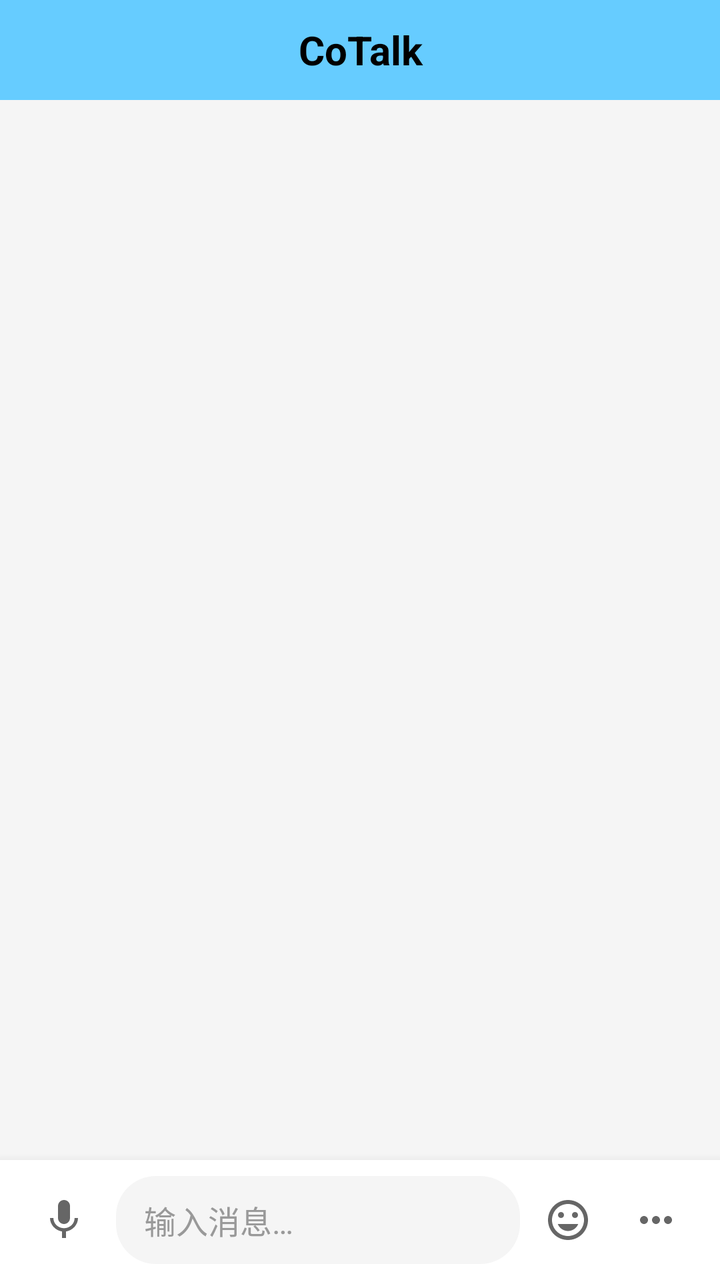
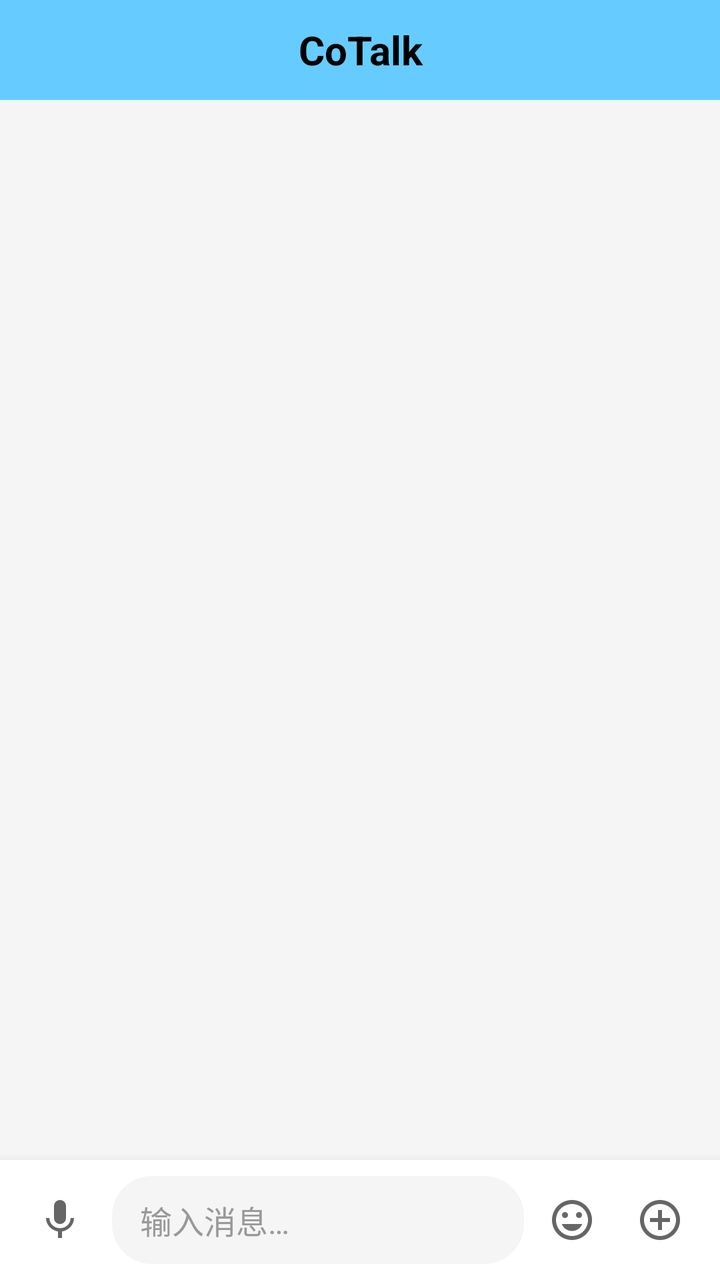

An Android layout rendered at two revisions. The XML below is the earlier revision; the diff shows what the commit changed to produce the second picture.
<!-- AndroidManifest.xml: application theme Theme.CoTalkProject -->
<!-- res/layout/activity_chat.xml -->
<?xml version="1.0" encoding="utf-8"?>
<LinearLayout xmlns:android="http://schemas.android.com/apk/res/android"
    xmlns:app="http://schemas.android.com/apk/res-auto"
    xmlns:tools="http://schemas.android.com/tools"
    android:id="@+id/chat_root"
    android:layout_width="match_parent"
    android:layout_height="match_parent"
    android:background="@color/bg_page"
    android:orientation="vertical"
    tools:context=".ui.chat.ChatActivity">

    <include
        android:id="@+id/title_bar"
        layout="@layout/layout_title_bar"
        android:layout_width="match_parent"
        android:layout_height="wrap_content" />

    <TextView
        android:id="@+id/tv_connection_banner"
        android:layout_width="match_parent"
        android:layout_height="wrap_content"
        android:background="@color/bubble_system"
        android:gravity="center"
        android:padding="6dp"
        android:textColor="@color/text_secondary"
        android:textSize="12sp"
        android:visibility="gone" />

    <FrameLayout
        android:layout_width="match_parent"
        android:layout_height="0dp"
        android:layout_weight="1">

        <LinearLayout
            android:layout_width="match_parent"
            android:layout_height="match_parent"
            android:orientation="vertical">

            <TextView
                android:id="@+id/tv_history_hint"
                android:layout_width="match_parent"
                android:layout_height="wrap_content"
                android:gravity="center"
                android:padding="4dp"
                android:textColor="@color/text_hint"
                android:textSize="12sp"
                android:visibility="gone" />

            <androidx.recyclerview.widget.RecyclerView
                android:id="@+id/rv_messages"
                android:layout_width="match_parent"
                android:layout_height="0dp"
                android:layout_weight="1"
                android:clipToPadding="false"
                android:paddingTop="4dp"
                android:paddingBottom="8dp" />
        </LinearLayout>

        <TextView
            android:id="@+id/tv_chat_empty"
            android:layout_width="wrap_content"
            android:layout_height="wrap_content"
            android:layout_gravity="center"
            android:gravity="center"
            android:text="@string/message_empty"
            android:textColor="@color/text_hint"
            android:textSize="15sp"
            android:visibility="gone" />
    </FrameLayout>

    <LinearLayout
        android:id="@+id/input_bar"
        android:layout_width="match_parent"
        android:layout_height="wrap_content"
        android:background="@color/white"
        android:elevation="8dp"
        android:gravity="bottom"
        android:orientation="horizontal"
        android:paddingStart="10dp"
        android:paddingTop="8dp"
        android:paddingEnd="10dp"
        android:paddingBottom="8dp">

        <FrameLayout
            android:layout_width="44dp"
            android:layout_height="44dp">

            <ImageButton
                android:id="@+id/btn_voice"
                android:layout_width="44dp"
                android:layout_height="44dp"
                android:background="?attr/selectableItemBackgroundBorderless"
                android:contentDescription="@string/chat_voice_button"
                android:padding="10dp"
                android:scaleType="centerInside"
                android:src="@drawable/ic_voice" />

            <ImageButton
                android:id="@+id/btn_keyboard"
                android:layout_width="44dp"
                android:layout_height="44dp"
                android:background="?attr/selectableItemBackgroundBorderless"
                android:contentDescription="@string/chat_keyboard_button"
                android:padding="10dp"
                android:scaleType="centerInside"
                android:src="@drawable/ic_keyboard"
                android:visibility="gone" />
        </FrameLayout>

        <FrameLayout
            android:layout_width="0dp"
            android:layout_height="wrap_content"
            android:layout_marginStart="4dp"
            android:layout_weight="1">

            <EditText
                android:id="@+id/et_message"
                android:layout_width="match_parent"
                android:layout_height="wrap_content"
                android:background="@drawable/bg_input"
                android:hint="@string/message_hint"
                android:imeOptions="actionSend"
                android:inputType="textCapSentences|textMultiLine"
                android:maxLines="4"
                android:minHeight="44dp"
                android:paddingStart="14dp"
                android:paddingTop="10dp"
                android:paddingEnd="14dp"
                android:paddingBottom="10dp"
                android:textColor="@color/text_primary"
                android:textColorHint="@color/text_hint"
                android:textSize="16sp" />

            <TextView
                android:id="@+id/btn_hold_voice"
                android:layout_width="match_parent"
                android:layout_height="44dp"
                android:background="@drawable/bg_input"
                android:clickable="true"
                android:focusable="true"
                android:gravity="center"
                android:text="@string/chat_hold_to_talk"
                android:textColor="@color/text_primary"
                android:textSize="15sp"
                android:visibility="gone" />
        </FrameLayout>

        <LinearLayout
            android:id="@+id/ll_empty_actions"
            android:layout_width="wrap_content"
            android:layout_height="44dp"
            android:layout_marginStart="2dp"
            android:gravity="center_vertical"
            android:orientation="horizontal">

            <ImageButton
                android:id="@+id/btn_emoji"
                android:layout_width="44dp"
                android:layout_height="44dp"
                android:background="?attr/selectableItemBackgroundBorderless"
                android:contentDescription="@string/chat_emoji_button"
                android:padding="10dp"
                android:scaleType="centerInside"
                android:src="@drawable/ic_emoji" />

            <ImageButton
                android:id="@+id/btn_more"
                android:layout_width="44dp"
                android:layout_height="44dp"
                android:background="?attr/selectableItemBackgroundBorderless"
                android:contentDescription="@string/chat_more_button"
                android:padding="10dp"
                android:scaleType="centerInside"
                android:src="@drawable/ic_more" />
        </LinearLayout>

        <com.google.android.material.button.MaterialButton
            android:id="@+id/btn_send"
            android:layout_width="wrap_content"
            android:layout_height="44dp"
            android:layout_marginStart="8dp"
            android:insetLeft="0dp"
            android:insetRight="0dp"
            android:insetTop="0dp"
            android:insetBottom="0dp"
            android:maxLines="1"
            android:minWidth="72dp"
            android:paddingStart="12dp"
            android:paddingEnd="12dp"
            android:singleLine="true"
            android:stateListAnimator="@null"
            android:text="@string/send"
            android:textColor="@color/text_primary"
            android:textSize="14sp"
            android:textStyle="bold"
            android:visibility="gone"
            app:backgroundTint="@color/blue_ty"
            app:cornerRadius="20dp"
            app:rippleColor="@color/blue_dark" />
    </LinearLayout>

</LinearLayout>
<!-- res/layout/layout_title_bar.xml (included above) -->
<?xml version="1.0" encoding="utf-8"?>
<androidx.constraintlayout.widget.ConstraintLayout xmlns:android="http://schemas.android.com/apk/res/android"
    xmlns:app="http://schemas.android.com/apk/res-auto"
    android:layout_width="match_parent"
    android:layout_height="wrap_content"
    android:minHeight="50dp"
    android:background="@drawable/bg_title_bar">

    <TextView
        android:id="@+id/btn_back"
        android:layout_width="80dp"
        android:layout_height="50dp"
        android:background="?attr/selectableItemBackground"
        android:contentDescription="@string/back"
        android:gravity="center"
        android:text="@string/back"
        android:textColor="@color/text_primary"
        android:textSize="16sp"
        android:visibility="gone"
        app:layout_constraintStart_toStartOf="parent"
        app:layout_constraintTop_toTopOf="parent" />

    <TextView
        android:id="@+id/tv_title"
        android:layout_width="0dp"
        android:layout_height="50dp"
        android:gravity="center"
        android:singleLine="true"
        android:text="@string/title_home"
        android:textColor="@color/text_primary"
        android:textSize="20sp"
        android:textStyle="bold"
        app:layout_constraintEnd_toEndOf="parent"
        app:layout_constraintStart_toStartOf="parent"
        app:layout_constraintTop_toTopOf="parent" />

    <LinearLayout
        android:id="@+id/ll_actions"
        android:layout_width="wrap_content"
        android:layout_height="50dp"
        android:gravity="center_vertical"
        android:orientation="horizontal"
        android:paddingStart="4dp"
        android:paddingEnd="4dp"
        android:visibility="gone"
        app:layout_constraintEnd_toEndOf="parent"
        app:layout_constraintTop_toTopOf="parent">

        <ImageButton
            android:id="@+id/btn_action_server_info"
            android:layout_width="48dp"
            android:layout_height="48dp"
            android:background="?attr/selectableItemBackgroundBorderless"
            android:contentDescription="@string/server_info"
            android:padding="12dp"
            android:scaleType="centerInside"
            android:src="@drawable/ic_info"
            android:tint="@color/text_primary"
            android:visibility="gone" />

        <ImageButton
            android:id="@+id/btn_action_settings"
            android:layout_width="48dp"
            android:layout_height="48dp"
            android:background="?attr/selectableItemBackgroundBorderless"
            android:contentDescription="@string/settings"
            android:padding="12dp"
            android:scaleType="centerInside"
            android:src="@drawable/ic_settings"
            android:tint="@color/text_primary"
            android:visibility="gone" />

        <ImageButton
            android:id="@+id/btn_action_about"
            android:layout_width="48dp"
            android:layout_height="48dp"
            android:background="?attr/selectableItemBackgroundBorderless"
            android:contentDescription="@string/about"
            android:padding="12dp"
            android:scaleType="centerInside"
            android:src="@drawable/ic_about"
            android:tint="@color/text_primary"
            android:visibility="gone" />

    </LinearLayout>

</androidx.constraintlayout.widget.ConstraintLayout>
<!-- resources referenced by this layout -->
<resources>
  <color name="bg_page">#FFF5F5F5</color>
  <color name="blue_dark">#FF33B5E5</color>
  <color name="blue_ty">#FF66CCFF</color>
  <color name="bubble_system">#FFE0E0E0</color>
  <color name="text_hint">#FF999999</color>
  <color name="text_primary">#FF000000</color>
  <color name="text_secondary">#FF666666</color>
  <color name="white">#FFFFFFFF</color>
  <!-- drawable bg_input (drawable) -->
  <?xml version="1.0" encoding="utf-8"?>
  <shape xmlns:android="http://schemas.android.com/apk/res/android"
      android:shape="rectangle">
      <solid android:color="@color/input_bg" />
      <corners android:radius="20dp" />
  </shape>
  <!-- drawable bg_title_bar (drawable) -->
  <?xml version="1.0" encoding="utf-8"?>
  <shape xmlns:android="http://schemas.android.com/apk/res/android"
      android:shape="rectangle">
  
      <solid android:color="@color/blue_ty" />
  
  </shape>
  <!-- drawable ic_about (drawable) -->
  <?xml version="1.0" encoding="utf-8"?>
  <vector xmlns:android="http://schemas.android.com/apk/res/android"
      android:width="24dp"
      android:height="24dp"
      android:viewportWidth="24"
      android:viewportHeight="24">
      <path
          android:fillColor="@color/text_primary"
          android:pathData="M12,2C6.48,2 2,6.48 2,12s4.48,10 10,10 10,-4.48 10,-10S17.52,2 12,2zM13,17h-2v-6h2v6zM13,9h-2V7h2v2z" />
  </vector>
  <!-- drawable ic_info (drawable) -->
  <?xml version="1.0" encoding="utf-8"?>
  <vector xmlns:android="http://schemas.android.com/apk/res/android"
      android:width="24dp"
      android:height="24dp"
      android:viewportWidth="24"
      android:viewportHeight="24">
      <path
          android:fillColor="#FF000000"
          android:pathData="M11,17h2v-6h-2v6zM12,2C6.48,2 2,6.48 2,12s4.48,10 10,10 10,-4.48 10,-10S17.52,2 12,2zM12,20c-4.41,0 -8,-3.59 -8,-8s3.59,-8 8,-8 8,3.59 8,8 -3.59,8 -8,8zM11,9h2V7h-2v2z" />
  </vector>
  <!-- drawable ic_more (drawable) -->
  <?xml version="1.0" encoding="utf-8"?>
  <vector xmlns:android="http://schemas.android.com/apk/res/android"
      android:width="24dp"
      android:height="24dp"
      android:viewportWidth="24"
      android:viewportHeight="24">
      <path
          android:fillColor="@color/text_secondary"
          android:pathData="M6,10c-1.1,0 -2,0.9 -2,2s0.9,2 2,2 2,-0.9 2,-2 -0.9,-2 -2,-2zM18,10c-1.1,0 -2,0.9 -2,2s0.9,2 2,2 2,-0.9 2,-2 -0.9,-2 -2,-2zM12,10c-1.1,0 -2,0.9 -2,2s0.9,2 2,2 2,-0.9 2,-2 -0.9,-2 -2,-2z" />
  </vector>
  <!-- drawable ic_voice (drawable) -->
  <?xml version="1.0" encoding="utf-8"?>
  <vector xmlns:android="http://schemas.android.com/apk/res/android"
      android:width="24dp"
      android:height="24dp"
      android:viewportWidth="24"
      android:viewportHeight="24">
      <path
          android:fillColor="@color/text_secondary"
          android:pathData="M12,14c1.66,0 2.99,-1.34 2.99,-3L15,5c0,-1.66 -1.34,-3 -3,-3S9,3.34 9,5v6c0,1.66 1.34,3 3,3zM17.3,11c0,3 -2.54,5.1 -5.3,5.1S6.7,14 6.7,11H5c0,3.41 2.72,6.23 6,6.72V21h2v-3.28c3.28,-0.48 6,-3.3 6,-6.72h-1.7z" />
  </vector>
  <string name="about">关于</string>
  <string name="back">&lt; 返回</string>
  <string name="chat_emoji_button">表情</string>
  <string name="chat_hold_to_talk">按住 说话</string>
  <string name="chat_keyboard_button">键盘</string>
  <string name="chat_more_button">更多</string>
  <string name="chat_voice_button">语音</string>
  <string name="message_empty">还没有消息，来打个招呼吧</string>
  <string name="message_hint">输入消息…</string>
  <string name="send">发送</string>
  <string name="server_info">房间信息</string>
  <string name="settings">设置</string>
  <string name="title_home">CoTalk</string>
  <style name="Theme.CoTalkProject" parent="Base.Theme.CoTalkProject" />
  <color name="input_bg">#FFF5F5F5</color>
  <!-- unchanged entries left out for length: 4 -->
</resources>

<!-- the commit's change to res/layout/activity_chat.xml (unified diff, before → after) -->
@@ -76,9 +76,9 @@
         android:elevation="8dp"
         android:gravity="bottom"
         android:orientation="horizontal"
-        android:paddingStart="10dp"
+        android:paddingStart="8dp"
         android:paddingTop="8dp"
-        android:paddingEnd="10dp"
+        android:paddingEnd="8dp"
         android:paddingBottom="8dp">
 
         <FrameLayout
@@ -89,7 +89,7 @@
                 android:id="@+id/btn_voice"
                 android:layout_width="44dp"
                 android:layout_height="44dp"
-                android:background="?attr/selectableItemBackgroundBorderless"
+                android:background="@null"
                 android:contentDescription="@string/chat_voice_button"
                 android:padding="10dp"
                 android:scaleType="centerInside"
@@ -99,7 +99,7 @@
                 android:id="@+id/btn_keyboard"
                 android:layout_width="44dp"
                 android:layout_height="44dp"
-                android:background="?attr/selectableItemBackgroundBorderless"
+                android:background="@null"
                 android:contentDescription="@string/chat_keyboard_button"
                 android:padding="10dp"
                 android:scaleType="centerInside"
@@ -141,62 +141,69 @@
                 android:gravity="center"
                 android:text="@string/chat_hold_to_talk"
                 android:textColor="@color/text_primary"
-                android:textSize="15sp"
+                android:textSize="16sp"
                 android:visibility="gone" />
         </FrameLayout>
 
-        <LinearLayout
-            android:id="@+id/ll_empty_actions"
-            android:layout_width="wrap_content"
+        <FrameLayout
+            android:id="@+id/ll_input_actions"
+            android:layout_width="88dp"
             android:layout_height="44dp"
-            android:layout_marginStart="2dp"
-            android:gravity="center_vertical"
-            android:orientation="horizontal">
-
-            <ImageButton
-                android:id="@+id/btn_emoji"
-                android:layout_width="44dp"
-                android:layout_height="44dp"
-                android:background="?attr/selectableItemBackgroundBorderless"
-                android:contentDescription="@string/chat_emoji_button"
-                android:padding="10dp"
-                android:scaleType="centerInside"
-                android:src="@drawable/ic_emoji" />
-
-            <ImageButton
-                android:id="@+id/btn_more"
-                android:layout_width="44dp"
-                android:layout_height="44dp"
-                android:background="?attr/selectableItemBackgroundBorderless"
-                android:contentDescription="@string/chat_more_button"
-                android:padding="10dp"
-                android:scaleType="centerInside"
-                android:src="@drawable/ic_more" />
-        </LinearLayout>
-
-        <com.google.android.material.button.MaterialButton
-            android:id="@+id/btn_send"
-            android:layout_width="wrap_content"
-            android:layout_height="44dp"
-            android:layout_marginStart="8dp"
-            android:insetLeft="0dp"
-            android:insetRight="0dp"
-            android:insetTop="0dp"
-            android:insetBottom="0dp"
-            android:maxLines="1"
-            android:minWidth="72dp"
-            android:paddingStart="12dp"
-            android:paddingEnd="12dp"
-            android:singleLine="true"
-            android:stateListAnimator="@null"
-            android:text="@string/send"
-            android:textColor="@color/text_primary"
-            android:textSize="14sp"
-            android:textStyle="bold"
-            android:visibility="gone"
-            app:backgroundTint="@color/blue_ty"
-            app:cornerRadius="20dp"
-            app:rippleColor="@color/blue_dark" />
+            android:layout_marginStart="2dp">
+
+            <LinearLayout
+                android:id="@+id/ll_empty_actions"
+                android:layout_width="match_parent"
+                android:layout_height="44dp"
+                android:gravity="center_vertical"
+                android:orientation="horizontal">
+
+                <ImageButton
+                    android:id="@+id/btn_emoji"
+                    android:layout_width="44dp"
+                    android:layout_height="44dp"
+                    android:background="@null"
+                    android:contentDescription="@string/chat_emoji_button"
+                    android:padding="10dp"
+                    android:scaleType="centerInside"
+                    android:src="@drawable/ic_emoji" />
+
+                <ImageButton
+                    android:id="@+id/btn_more"
+                    android:layout_width="44dp"
+                    android:layout_height="44dp"
+                    android:background="@null"
+                    android:contentDescription="@string/chat_more_button"
+                    android:padding="10dp"
+                    android:scaleType="centerInside"
+                    android:src="@drawable/ic_more" />
+            </LinearLayout>
+
+            <com.google.android.material.button.MaterialButton
+                android:id="@+id/btn_send"
+                android:layout_width="72dp"
+                android:layout_height="44dp"
+                android:layout_gravity="center"
+                android:insetLeft="0dp"
+                android:insetRight="0dp"
+                android:insetTop="0dp"
+                android:insetBottom="0dp"
+                android:elevation="0dp"
+                android:maxLines="1"
+                android:minWidth="0dp"
+                android:paddingStart="8dp"
+                android:paddingEnd="8dp"
+                android:singleLine="true"
+                android:stateListAnimator="@null"
+                android:text="@string/send"
+                android:textColor="@color/text_primary"
+                android:textSize="14sp"
+                android:textStyle="bold"
+                android:visibility="gone"
+                app:backgroundTint="@color/blue_ty"
+                app:cornerRadius="20dp"
+                app:rippleColor="@android:color/transparent" />
+        </FrameLayout>
     </LinearLayout>
 
 </LinearLayout>
<!-- resource entries referenced after the edit -->
@@ -54,7 +54,7 @@
       android:viewportHeight="24">
       <path
           android:fillColor="@color/text_secondary"
-          android:pathData="M6,10c-1.1,0 -2,0.9 -2,2s0.9,2 2,2 2,-0.9 2,-2 -0.9,-2 -2,-2zM18,10c-1.1,0 -2,0.9 -2,2s0.9,2 2,2 2,-0.9 2,-2 -0.9,-2 -2,-2zM12,10c-1.1,0 -2,0.9 -2,2s0.9,2 2,2 2,-0.9 2,-2 -0.9,-2 -2,-2z" />
+          android:pathData="M12,2C6.48,2 2,6.48 2,12s4.48,10 10,10 10,-4.48 10,-10S17.52,2 12,2zM12,20c-4.42,0 -8,-3.58 -8,-8s3.58,-8 8,-8 8,3.58 8,8 -3.58,8 -8,8zM13,7h-2v4H7v2h4v4h2v-4h4v-2h-4V7z" />
   </vector>
   <!-- drawable ic_voice (drawable) -->
   <?xml version="1.0" encoding="utf-8"?>
@@ -70,7 +70,7 @@
   <string name="about">关于</string>
   <string name="back">&lt; 返回</string>
   <string name="chat_emoji_button">表情</string>
-  <string name="chat_hold_to_talk">按住 说话</string>
+  <string name="chat_hold_to_talk">按住说话</string>
   <string name="chat_keyboard_button">键盘</string>
   <string name="chat_more_button">更多</string>
   <string name="chat_voice_button">语音</string>
